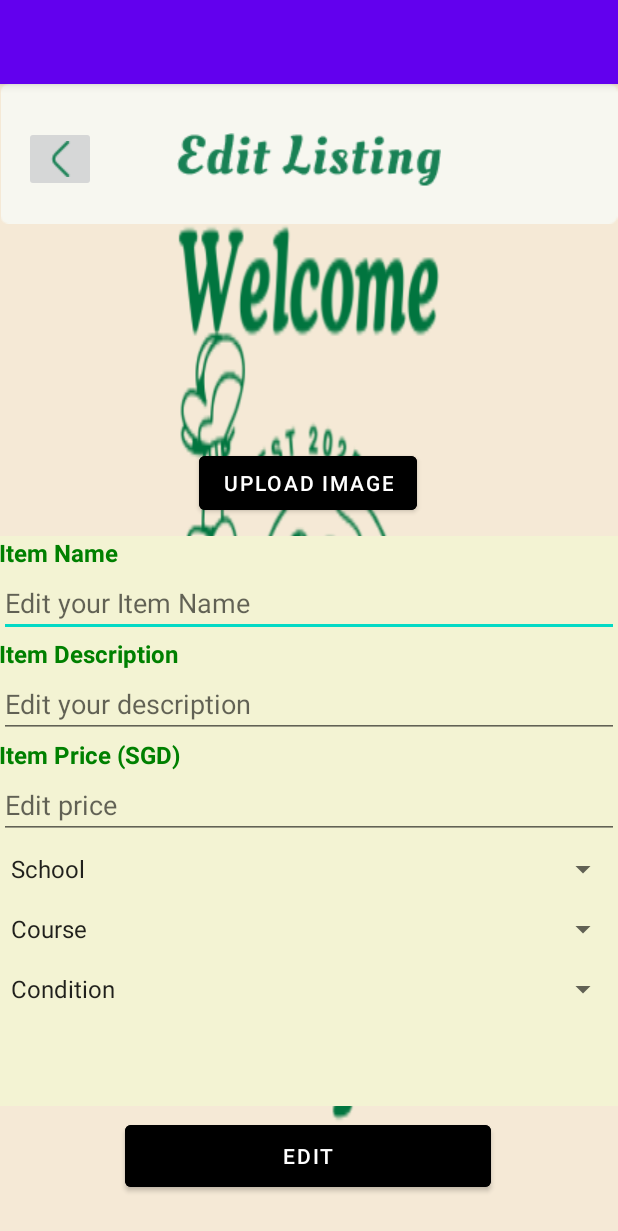
After one commit to whxwhx04/MAD_Project, an Android app: the edit_listing screen opened directly, with no data from a screen before it, on a phone screen of 412 x 824 dp. The commit adds this screen. Shown: the top 1231 px of the screen. Run offline under Robolectric (Android 15) with nearby library versions, the phone set to English and light mode, and no system bars; our stand-ins replace Firebase (no records; nobody signed in at launch, a user with empty details on screens opened directly); Roboto replaces fonts that are not available here.

Commit message:
update on edit_listing system & mainpage searchbar

```diff
--- a/app/src/main/AndroidManifest.xml
+++ b/app/src/main/AndroidManifest.xml
@@ -18,6 +18,9 @@
         android:supportsRtl="true"
         android:theme="@style/Theme.MAD_project"
         tools:targetApi="31">
+        <activity
+            android:name=".edit_listing"
+            android:exported="false" />
         <activity
             android:name=".sell_listing_details"
             android:exported="false" />
--- /dev/null
+++ b/app/src/main/java/com/sp/mad/edit_listing.java
@@ -0,0 +1,181 @@
+package com.sp.mad;
+
+import android.app.ProgressDialog;
+import android.content.Intent;
+import android.net.Uri;
+import android.os.Bundle;
+import android.widget.Button;
+import android.widget.EditText;
+import android.widget.ImageButton;
+import android.widget.ImageView;
+import android.widget.Spinner;
+import android.widget.Toast;
+
+import androidx.appcompat.app.AppCompatActivity;
+
+import com.google.firebase.auth.FirebaseAuth;
+import com.google.firebase.auth.FirebaseUser;
+import com.google.firebase.firestore.DocumentReference;
+import com.google.firebase.firestore.FirebaseFirestore;
+import com.google.firebase.storage.FirebaseStorage;
+import com.google.firebase.storage.StorageReference;
+
+import java.util.HashMap;
+import java.util.Map;
+
+public class edit_listing extends AppCompatActivity {
+
+    private EditText itemName, itemPrice, itemDescription;
+    private Spinner itemCondition, itemSchool, itemCourse;
+    private Button updateListing, uploadImage;
+    private ImageButton backEdit;
+    private ImageView itemImage;
+
+    private FirebaseAuth mAuth;
+    private FirebaseFirestore db;
+    private FirebaseStorage storage;
+    private FirebaseUser currentUser;
+
+    private Uri imageUri;
+    private String listingId, imageUrl;
+
+    private static final int PICK_IMAGE_REQUEST = 1;
+
+    @Override
+    protected void onCreate(Bundle savedInstanceState) {
+        super.onCreate(savedInstanceState);
+        setContentView(R.layout.activity_edit_listing);
+
+        // Initialize Firebase
+        mAuth = FirebaseAuth.getInstance();
+        db = FirebaseFirestore.getInstance();
+        storage = FirebaseStorage.getInstance();
+        currentUser = mAuth.getCurrentUser();
+
+        if (currentUser == null) {
+            Toast.makeText(this, "User not logged in!", Toast.LENGTH_SHORT).show();
+            finish();
+            return;
+        }
+
+        // Bind UI components
+        itemName = findViewById(R.id.edit_name);
+        itemPrice = findViewById(R.id.edit_price);
+        itemDescription = findViewById(R.id.edit_des);
+        itemCondition = findViewById(R.id.edit_condi);
+        itemSchool = findViewById(R.id.edit_school);
+        itemCourse = findViewById(R.id.edit_course);
+        updateListing = findViewById(R.id.edit_list);
+        uploadImage = findViewById(R.id.update_img_up);
+        backEdit = findViewById(R.id.back_main3);
+        itemImage = findViewById(R.id.uploaded_image);
+
+        // Retrieve listing data from intent
+        listingId = getIntent().getStringExtra("itemId");
+        imageUrl = getIntent().getStringExtra("imageUrl");
+
+        loadListingDetails();
+
+        // Back button to previous page
+        backEdit.setOnClickListener(v -> finish());
+
+        // Update listing details in Firestore
+        updateListing.setOnClickListener(v -> updateListingInfo());
+
+        // Upload new image
+        uploadImage.setOnClickListener(v -> openFileChooser());
+    }
+
+    // Load existing listing details into UI
+    private void loadListingDetails() {
+        DocumentReference listingRef = db.collection("listing_items").document(listingId);
+        listingRef.get().addOnSuccessListener(documentSnapshot -> {
+            if (documentSnapshot.exists()) {
+                itemName.setText(documentSnapshot.getString("itemName"));
+                itemPrice.setText(documentSnapshot.getString("price"));
+                itemDescription.setText(documentSnapshot.getString("description"));
+                // Set spinners for condition, school, and course accordingly
+                // Load image using Glide or Picasso (if applicable)
+            }
+        }).addOnFailureListener(e -> Toast.makeText(edit_listing.this, "Error loading listing", Toast.LENGTH_SHORT).show());
+    }
+
+    // Function to update listing info in Firestore
+    private void updateListingInfo() {
+        String name = itemName.getText().toString().trim();
+        String price = itemPrice.getText().toString().trim();
+        String description = itemDescription.getText().toString().trim();
+        String condition = itemCondition.getSelectedItem().toString();
+        String school = itemSchool.getSelectedItem().toString();
+        String course = itemCourse.getSelectedItem().toString();
+
+        if (name.isEmpty() || price.isEmpty() || description.isEmpty()) {
+            Toast.makeText(this, "All fields must be filled!", Toast.LENGTH_SHORT).show();
+            return;
+        }
+
+        Map<String, Object> listingData = new HashMap<>();
+        listingData.put("itemName", name);
+        listingData.put("price", price);
+        listingData.put("description", description);
+        listingData.put("condition", condition);
+        listingData.put("school", school);
+        listingData.put("course", course);
+
+        db.collection("listing_items").document(listingId).update(listingData)
+                .addOnSuccessListener(aVoid -> Toast.makeText(edit_listing.this, "Listing updated successfully!", Toast.LENGTH_SHORT).show())
+                .addOnFailureListener(e -> Toast.makeText(edit_listing.this, "Update failed: " + e.getMessage(), Toast.LENGTH_SHORT).show());
+    }
+
+    // Open file chooser for listing image
+    private void openFileChooser() {
+        Intent intent = new Intent();
+        intent.setType("image/*");
+        intent.setAction(Intent.ACTION_GET_CONTENT);
+        startActivityForResult(intent, PICK_IMAGE_REQUEST);
+    }
+
+    // Handle selected image
+    @Override
+    protected void onActivityResult(int requestCode, int resultCode, Intent data) {
+        super.onActivityResult(requestCode, resultCode, data);
+
+        if (requestCode == PICK_IMAGE_REQUEST && resultCode == RESULT_OK && data != null && data.getData() != null) {
+            imageUri = data.getData();
+            itemImage.setImageURI(imageUri);
+            uploadListingImage();
+        }
+    }
+
+    // Upload new image to Firebase Storage
+    private void uploadListingImage() {
+        if (imageUri == null) {
+            Toast.makeText(this, "No image selected!", Toast.LENGTH_SHORT).show();
+            return;
+        }
+
+        ProgressDialog progressDialog = new ProgressDialog(this);
+        progressDialog.setMessage("Uploading...");
+        progressDialog.show();
+
+        StorageReference fileRef = storage.getReference("listing_images/" + listingId + ".jpg");
+
+        fileRef.putFile(imageUri)
+                .addOnSuccessListener(taskSnapshot -> fileRef.getDownloadUrl().addOnSuccessListener(uri -> {
+                    progressDialog.dismiss();
+                    Toast.makeText(edit_listing.this, "Upload successful!", Toast.LENGTH_SHORT).show();
+                    updateListingImageUri(uri.toString());
+                }))
+                .addOnFailureListener(e -> {
+                    progressDialog.dismiss();
+                    Toast.makeText(edit_listing.this, "Upload failed!", Toast.LENGTH_SHORT).show();
+                });
+    }
+
+    // Update image URL in Firestore
+    private void updateListingImageUri(String uri) {
+        db.collection("listing_items").document(listingId).update("imageUrl", uri)
+                .addOnSuccessListener(aVoid -> Toast.makeText(edit_listing.this, "Image updated!", Toast.LENGTH_SHORT).show())
+                .addOnFailureListener(e -> Toast.makeText(edit_listing.this, "Failed to update image!", Toast.LENGTH_SHORT).show());
+    }
+}
--- /dev/null
+++ b/app/src/main/res/layout/activity_edit_listing.xml
@@ -0,0 +1,182 @@
+<androidx.constraintlayout.widget.ConstraintLayout xmlns:android="http://schemas.android.com/apk/res/android"
+    xmlns:app="http://schemas.android.com/apk/res-auto"
+    xmlns:tools="http://schemas.android.com/tools"
+    android:layout_width="match_parent"
+    android:layout_height="match_parent"
+    tools:context=".edit_listing">
+
+    <ImageView
+        android:id="@+id/main_bg"
+        android:layout_width="0dp"
+        android:layout_height="0dp"
+        android:scaleType="fitXY"
+        android:src="@drawable/logo"
+        app:layout_constraintBottom_toBottomOf="parent"
+        app:layout_constraintEnd_toEndOf="parent"
+        app:layout_constraintHorizontal_bias="0.0"
+        app:layout_constraintStart_toStartOf="parent"
+        app:layout_constraintTop_toTopOf="parent"
+        app:layout_constraintVertical_bias="0.0"
+        app:srcCompat="@drawable/gradient" />
+
+    <ImageView
+        android:id="@+id/imageView9"
+        android:layout_width="match_parent"
+        android:layout_height="wrap_content"
+        android:src="@drawable/header"
+        app:layout_constraintBottom_toBottomOf="parent"
+        app:layout_constraintEnd_toEndOf="@+id/main_bg"
+        app:layout_constraintHorizontal_bias="0.0"
+        app:layout_constraintStart_toStartOf="parent"
+        app:layout_constraintTop_toTopOf="@+id/main_bg"
+        app:layout_constraintVertical_bias="0.0" />
+
+    <ImageView
+        android:id="@+id/uploaded_image"
+        android:layout_width="200dp"
+        android:layout_height="138dp"
+        android:scaleType="centerCrop"
+        app:layout_constraintBottom_toBottomOf="parent"
+        app:layout_constraintEnd_toEndOf="parent"
+        app:layout_constraintHorizontal_bias="0.497"
+        app:layout_constraintStart_toStartOf="parent"
+        app:layout_constraintTop_toTopOf="parent"
+        app:layout_constraintVertical_bias="0.156" />
+
+    <Button
+        android:id="@+id/update_img_up"
+        android:layout_width="wrap_content"
+        android:layout_height="wrap_content"
+        android:text="Upload Image"
+        app:layout_constraintBottom_toBottomOf="parent"
+        app:layout_constraintEnd_toEndOf="parent"
+        app:layout_constraintHorizontal_bias="0.498"
+        app:layout_constraintStart_toStartOf="parent"
+        app:layout_constraintTop_toTopOf="parent"
+        app:layout_constraintVertical_bias="0.336"
+        android:backgroundTint="@color/black"/>
+
+    <ImageButton
+        android:id="@+id/back_main3"
+        android:layout_width="wrap_content"
+        android:layout_height="wrap_content"
+        android:layout_marginTop="28dp"
+        android:src="@drawable/left_arrow"
+        app:layout_constraintBottom_toBottomOf="parent"
+        app:layout_constraintEnd_toEndOf="parent"
+        app:layout_constraintHorizontal_bias="0.044"
+        app:layout_constraintStart_toStartOf="parent"
+        app:layout_constraintTop_toTopOf="@+id/main_bg"
+        app:layout_constraintVertical_bias="0.0" />
+
+    <ImageView
+        android:id="@+id/imageView6"
+        android:layout_width="wrap_content"
+        android:layout_height="wrap_content"
+        android:src="@drawable/editlist"
+        app:layout_constraintBottom_toBottomOf="@+id/main_bg"
+        app:layout_constraintEnd_toEndOf="@+id/main_bg"
+        app:layout_constraintStart_toStartOf="@+id/main_bg"
+        app:layout_constraintTop_toTopOf="@+id/main_bg"
+        app:layout_constraintVertical_bias="0.045" />
+
+    <LinearLayout
+        android:id="@+id/linearLayout2"
+        android:layout_width="413dp"
+        android:layout_height="380dp"
+        android:background="#F3F3D3"
+        android:orientation="vertical"
+        app:layout_constraintBottom_toBottomOf="@+id/main_bg"
+        app:layout_constraintEnd_toEndOf="parent"
+        app:layout_constraintHorizontal_bias="1.0"
+        app:layout_constraintStart_toStartOf="parent"
+        app:layout_constraintTop_toTopOf="parent"
+        app:layout_constraintVertical_bias="0.777">
+
+        <TextView
+            android:layout_width="match_parent"
+            android:layout_height="wrap_content"
+            android:text="Item Name"
+            android:textColor="#008000"
+            android:textSize="16sp"
+            android:textStyle="bold" />
+
+        <EditText
+            android:id="@+id/edit_name"
+            android:layout_width="match_parent"
+            android:layout_height="wrap_content"
+            android:ems="10"
+            android:hint="Edit your Item Name"
+            android:inputType="text"
+            android:maxLength="50" />
+
+        <TextView
+            android:layout_width="match_parent"
+            android:layout_height="wrap_content"
+            android:text="Item Description"
+            android:textColor="#008000"
+            android:textSize="16sp"
+            android:textStyle="bold" />
+
+        <EditText
+            android:id="@+id/edit_des"
+            android:layout_width="match_parent"
+            android:layout_height="wrap_content"
+            android:ems="10"
+            android:hint="Edit your description"
+            android:inputType="text"
+            android:maxLength="300" />
+
+        <TextView
+            android:layout_width="match_parent"
+            android:layout_height="wrap_content"
+            android:text="Item Price (SGD)"
+            android:textColor="#008000"
+            android:textSize="16sp"
+            android:textStyle="bold" />
+
+        <EditText
+            android:id="@+id/edit_price"
+            android:layout_width="match_parent"
+            android:layout_height="wrap_content"
+            android:ems="10"
+            android:hint="Edit price"
+            android:inputType="number"
+            android:maxLength="3" />
+
+        <Spinner
+            android:id="@+id/edit_school"
+            android:layout_width="match_parent"
+            android:layout_height="40dp"
+            android:entries="@array/school_options"
+            android:popupBackground="#FFFFFF" />
+
+        <Spinner
+            android:id="@+id/edit_course"
+            android:layout_width="match_parent"
+            android:layout_height="40dp"
+            android:entries="@array/course_options"
+            android:popupBackground="#FFFFFF" />
+
+        <Spinner
+            android:id="@+id/edit_condi"
+            android:layout_width="match_parent"
+            android:layout_height="40dp"
+            android:entries="@array/condition_options"
+            android:popupBackground="#FFFFFF" />
+    </LinearLayout>
+
+    <Button
+        android:id="@+id/edit_list"
+        android:layout_width="244dp"
+        android:layout_height="53dp"
+        android:backgroundTint="@color/black"
+        android:text="Edit"
+        app:layout_constraintBottom_toBottomOf="@+id/main_bg"
+        app:layout_constraintEnd_toEndOf="parent"
+        app:layout_constraintHorizontal_bias="0.497"
+        app:layout_constraintStart_toStartOf="parent"
+        app:layout_constraintTop_toTopOf="parent"
+        app:layout_constraintVertical_bias="0.963" />
+
+</androidx.constraintlayout.widget.ConstraintLayout>
--- /dev/null
+++ b/app/src/main/res/values/refs.xml
@@ -0,0 +1,4 @@
+<?xml version="1.0" encoding="utf-8"?>
+<resources>
+    <drawable name="placeholder_image" />
+</resources>
```
Also changed, not shown: app/src/main/java/com/sp/mad/listing_category.java (deleted, +0 -45 lines), app/src/main/java/com/sp/mad/mainpage.java (+52 -17 lines), app/src/main/java/com/sp/mad/sell_listing_details.java (+48 -35 lines), app/src/main/res/layout/activity_listing_category.xml (deleted, +0 -94 lines), app/src/main/res/layout/activity_mainpage.xml (+10 -9 lines), app/src/main/res/drawable/editlist.png (added), 1 other file.
